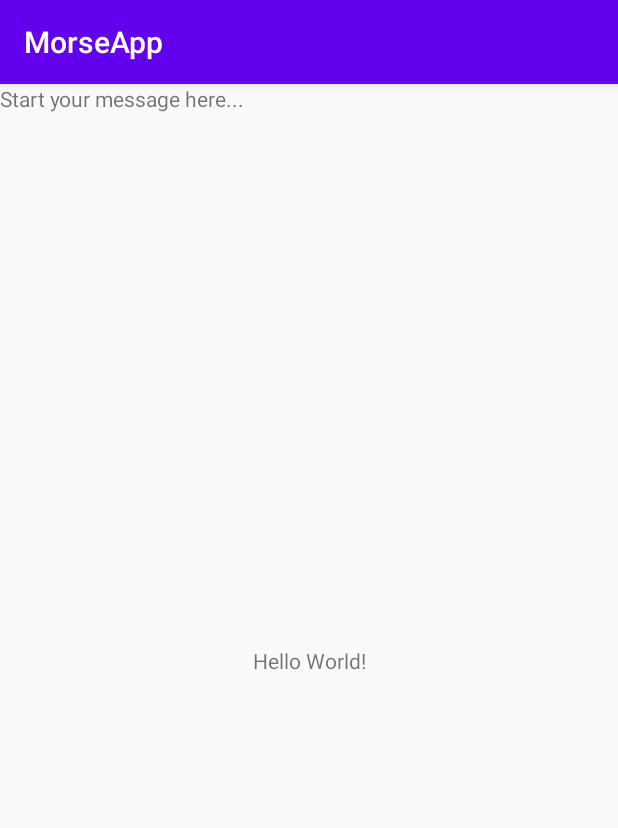
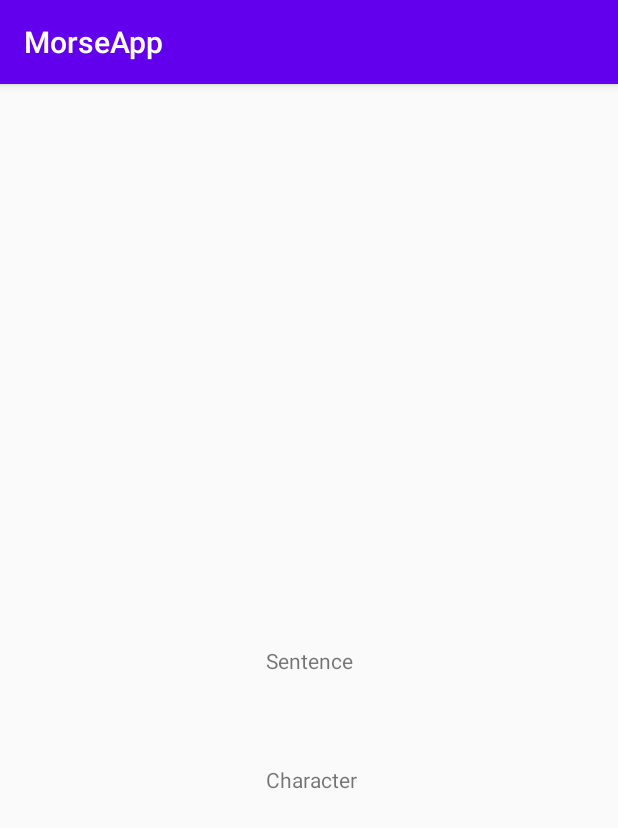
Before and after one commit to junaidmaknojia/encrypt-morse, an Android app: the screen it shows after launch (MainActivity), on a phone screen of 412 x 824 dp. Shown: the top 828 px of the screen. Run offline under Robolectric (Android 15) with nearby library versions, the phone set to English and light mode, and no system bars.

Commit message:
no word text, only letters and sentence and working

```diff
--- a/app/src/main/res/layout/activity_main.xml
+++ b/app/src/main/res/layout/activity_main.xml
@@ -10,18 +10,21 @@
         android:id="@+id/textView"
         android:layout_width="wrap_content"
         android:layout_height="wrap_content"
-        android:text="Hello World!"
+        android:text="Sentence"
         app:layout_constraintBottom_toBottomOf="parent"
         app:layout_constraintLeft_toLeftOf="parent"
         app:layout_constraintRight_toRightOf="parent"
         app:layout_constraintTop_toTopOf="parent" />
 
     <TextView
-        android:id="@+id/textView2"
+        android:id="@+id/textView3"
         android:layout_width="wrap_content"
         android:layout_height="wrap_content"
-        android:text="Start your message here..."
-        tools:layout_editor_absoluteX="175dp"
-        tools:layout_editor_absoluteY="434dp" />
+        android:layout_marginTop="60dp"
+        android:text="Character"
+        app:layout_constraintEnd_toEndOf="parent"
+        app:layout_constraintHorizontal_bias="0.505"
+        app:layout_constraintStart_toStartOf="parent"
+        app:layout_constraintTop_toBottomOf="@+id/textView" />
 
 </androidx.constraintlayout.widget.ConstraintLayout>
```
Also changed, not shown: app/src/main/java/com/example/morseapp/MainActivity.java (+15 -13 lines).
